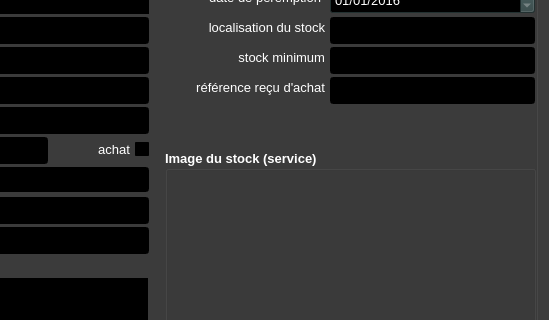
xnoumbissinoundou/yeroth-erp-3.0, file ui/yeroth-erp-stock-detail-window.ui: the form before one commit; both pictures show x 251 to 800 and y 196 to 516 of the 800 by 600 pixel window.
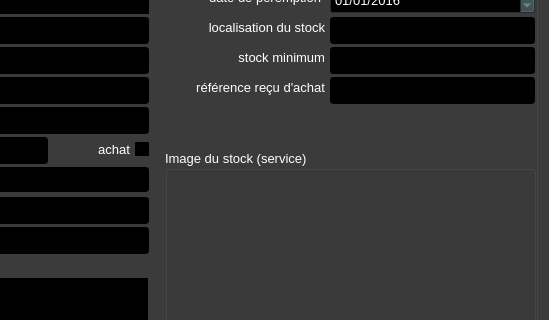
The form after the commit. Icons and pictures are not drawn. Custom widgets are drawn as their Qt base class.

The edit to the form file:
```diff
--- a/ui/yeroth-erp-stock-detail-window.ui
+++ b/ui/yeroth-erp-stock-detail-window.ui
@@ -4923,8 +4923,8 @@
      <property name="font">
       <font>
        <pointsize>10</pointsize>
-       <weight>75</weight>
-       <bold>true</bold>
+       <weight>50</weight>
+       <bold>false</bold>
       </font>
      </property>
      <property name="title">
```
